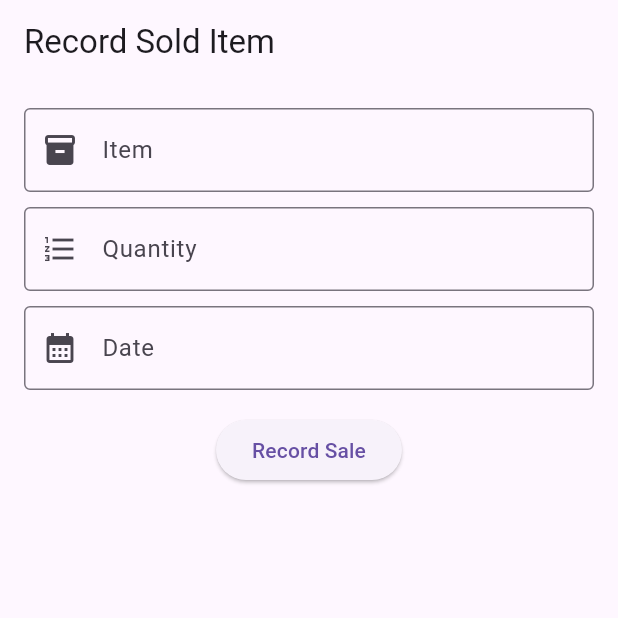
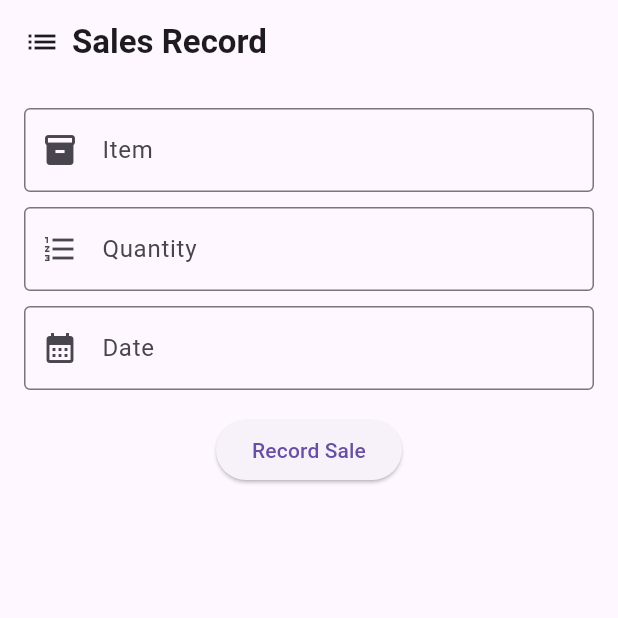
Before and after one commit to HarleyGotardo/SquareMind, a Flutter app: the RecordSale screen opened directly with empty values, on a phone screen of 412 x 824 dp, the top half of it. Run offline on Flutter 3.47's test engine with Material 3 defaults, Android fonts, the light colour scheme and no system bars; our stand-ins replace sqflite; accounts and stored records are empty.

Commit message:
Added style of app bar in record.dart

```diff
--- a/lib/screens/record.dart
+++ b/lib/screens/record.dart
@@ -23,7 +23,18 @@ class _RecordSaleState extends State<RecordSale> {
   Widget build(BuildContext context) {
     return Scaffold(
       appBar: AppBar(
-        title: const Text('Record Sold Item'),
+        title: Row(
+          children: [
+            Icon(Icons.list), // This is the record icon
+            SizedBox(width: 8), // This adds some spacing between the icon and the text
+            Text(
+              'Sales Record',
+              style: TextStyle(
+              fontWeight: FontWeight.bold,
+              ),
+            ),
+          ],
+        ),
         automaticallyImplyLeading: false,
       ),
       body: Padding(
```
